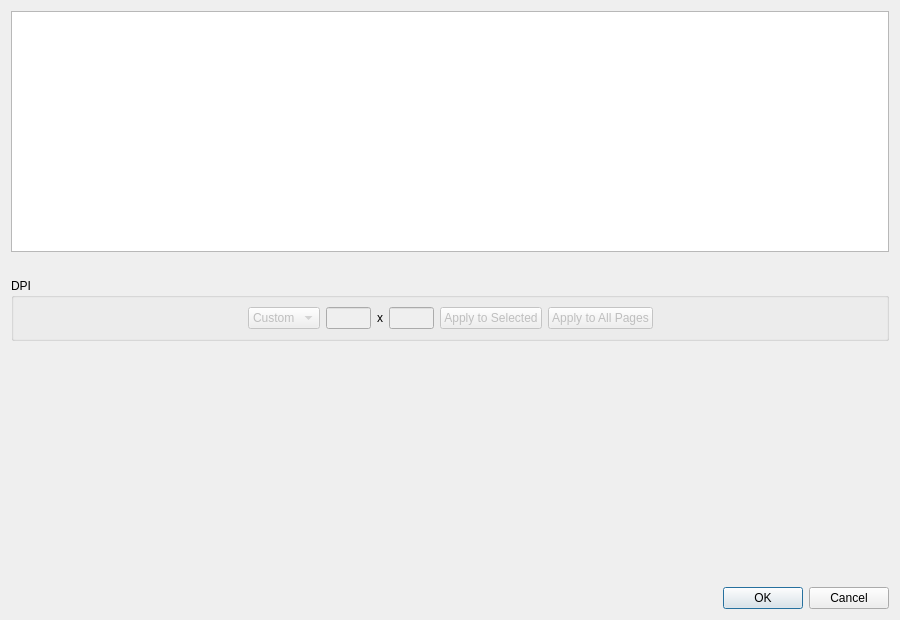
This is src/app/FixDpiDialog.ui in karnigen/scantailor-advanced as Qt 5 draws it before an edit. The edited form follows.
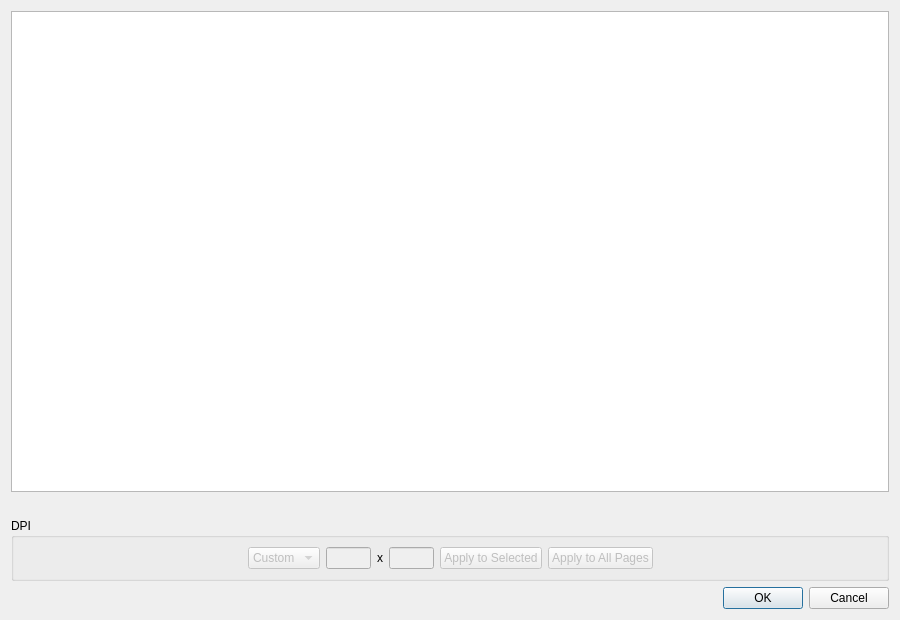
This is the edited form.

Commit message: Improve DPI dialog sorting

```diff
--- a/src/app/FixDpiDialog.ui
+++ b/src/app/FixDpiDialog.ui
@@ -146,19 +146,6 @@
      </layout>
     </widget>
    </item>
-   <item>
-    <spacer>
-     <property name="orientation">
-      <enum>Qt::Vertical</enum>
-     </property>
-     <property name="sizeHint" stdset="0">
-      <size>
-       <width>1</width>
-       <height>1</height>
-      </size>
-     </property>
-    </spacer>
-   </item>
    <item>
     <widget class="QDialogButtonBox" name="buttonBox">
      <property name="orientation">
```
Left out of the diff: 2 changed lines with no effect on the pictures. The commit also changes 5 other files.
